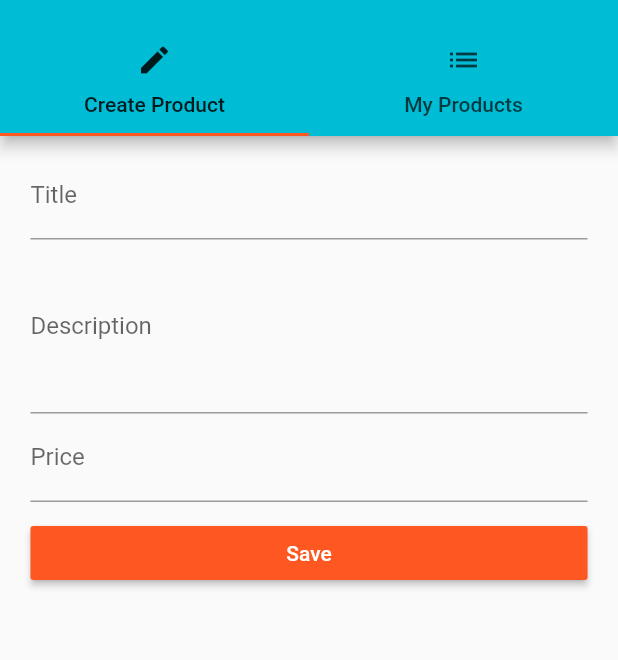
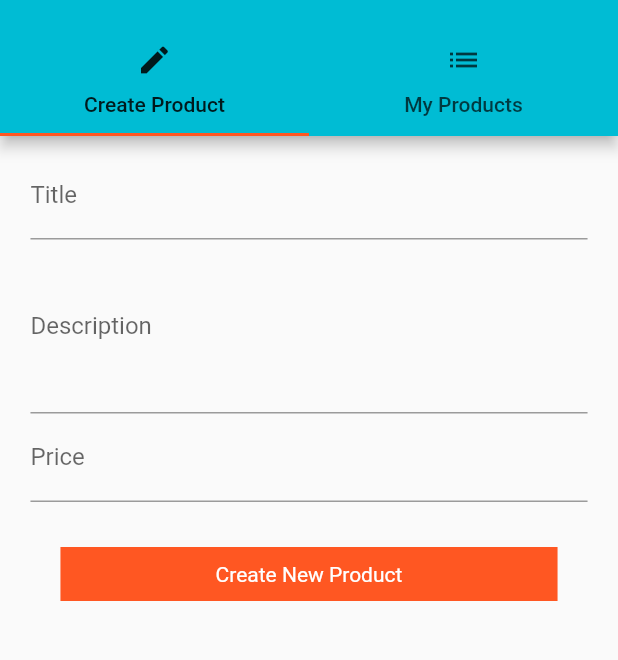
Before and after one commit to rkunboxed/flutter-app, a Flutter app: the ManagePage screen opened by its route, on a phone screen of 412 x 824 dp, the part 59-719 px from its top. Run offline on Flutter 3.47's test engine with Material 2 defaults, Android fonts, the phone set to English and light mode, and no system bars.

Commit message:
custom button and refactoring to clean up

```diff
--- a/lib/pages/product_create.dart
+++ b/lib/pages/product_create.dart
@@ -68,6 +68,17 @@ class _ProductCreatePageState extends State<ProductCreatePage> {
     );
   }
 
+  Widget _buildCustomButton(BuildContext context) {
+    return GestureDetector(
+        onTap: _submitForm,
+        child: Container(
+          margin: EdgeInsets.all(20.0),
+          padding: EdgeInsets.all(10.0),
+          child: Text('Create New Product', style: TextStyle(color: Colors.white), textAlign: TextAlign.center),
+          color: Theme.of(context).accentColor,
+        ));
+  }
+
   void _submitForm() {
     if (!_formKey.currentState.validate()) {
       return;
@@ -91,7 +102,8 @@ class _ProductCreatePageState extends State<ProductCreatePage> {
       child: Container(
         margin: EdgeInsets.all(10.0),
         child: Form(
-          key: _formKey, //allows us to access this form object from other parts of the app
+          key:
+              _formKey, //allows us to access this form object from other parts of the app
           child: ListView(
               padding: EdgeInsets.symmetric(horizontal: targetPadding / 2),
               children: <Widget>[
@@ -99,14 +111,7 @@ class _ProductCreatePageState extends State<ProductCreatePage> {
                 _buildDescriptionTextField(),
                 _buildPriceTextField(),
                 SizedBox(height: 10.0),
-            RaisedButton(
-              child: Text('Save'),
-              color: Theme.of(context).accentColor,
-              textColor: Colors.white,
-              onPressed: () {
-                _submitForm();
-              },
-            ),
+                _buildCustomButton(context),
               ]),
         ),
       ),
--- a/lib/pages/products.dart
+++ b/lib/pages/products.dart
@@ -1,6 +1,6 @@
 import 'package:flutter/material.dart';
 
-import '../product_manager.dart';
+import '../widgets/products/products.dart';
 
 class ProductsPage extends StatelessWidget {
   final List<Map<String, dynamic>> products;
@@ -41,7 +41,7 @@ class ProductsPage extends StatelessWidget {
               )
             ]
       ),
-      body: ProductManager(products),
+      body: Products(products),
     );
   }
 }
```
Also changed, not shown: lib/pages/auth.dart (+28 -14 lines), lib/product_manager.dart (deleted, +0 -82 lines), lib/widgets/products/price_tag.dart (added, +21 -0 lines), lib/widgets/products/products.dart (renamed from lib/products.dart, +3 -13 lines). Lines whose indentation alone changed are shown as unchanged.
